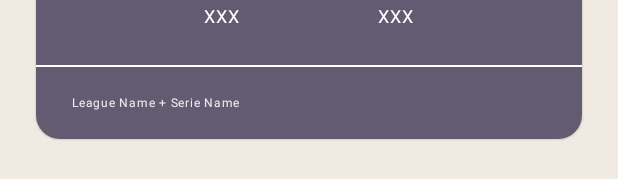
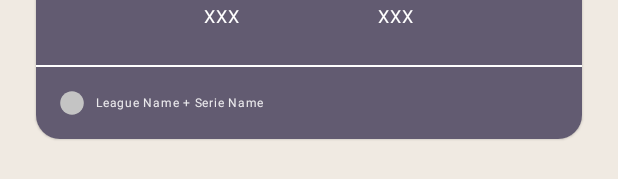
Before and after one commit to rafaelanastacioalves/fuze-code-challenge, an Android app built with Jetpack Compose: the @Preview function MatchItemListPreview, on a phone screen of 412 x 824 dp. Shown: the part 211-390 px from the top of the screen. Run offline under Robolectric (Android 15) with nearby library versions, the phone set to English and light mode, and no system bars; our stand-ins replace Room's generated code; network calls fail; pictures from the network do not load.

Commit message:
feat: add league image

```diff
--- a/app/src/main/java/com/example/rafaelanastacioalves/fuzecodechallenge/ui/matchlisting/MatchItem.kt
+++ b/app/src/main/java/com/example/rafaelanastacioalves/fuzecodechallenge/ui/matchlisting/MatchItem.kt
@@ -24,6 +24,7 @@ import androidx.compose.ui.Modifier
 import androidx.compose.ui.draw.alpha
 import androidx.compose.ui.draw.clip
 import androidx.compose.ui.layout.ContentScale
+import androidx.compose.ui.platform.LocalContext
 import androidx.compose.ui.res.painterResource
 import androidx.compose.ui.res.stringResource
 import androidx.compose.ui.text.font.FontWeight
@@ -32,6 +33,9 @@ import androidx.compose.ui.tooling.preview.Preview
 import androidx.compose.ui.unit.dp
 import androidx.compose.ui.unit.sp
 import coil.compose.AsyncImage
+import coil.request.ImageRequest
+import coil.size.Dimension
+import coil.size.Size
 import com.example.rafaelanastacioalves.fuzecodechallenge.R
 import com.example.rafaelanastacioalves.fuzecodechallenge.domain.entities.League
 import com.example.rafaelanastacioalves.fuzecodechallenge.domain.entities.Match
@@ -93,15 +97,17 @@ fun LeagueAndSerieRepresentation(modifier: Modifier, match: Match) {
 
     val league = match.league.name
     val serie = match.serie.name
-    Row(modifier = modifier, verticalAlignment = Alignment.CenterVertically) {
-        Image(
-            modifier = Modifier
-                .size(16.dp)
-                .clip(CircleShape)
-                .padding(start = 16.dp),
-            painter = painterResource(id = R.mipmap.placeholder),
-            contentScale = ContentScale.Crop,
-            contentDescription = null
+    Row(modifier = modifier.padding(start = 16.dp), verticalAlignment = Alignment.CenterVertically) {
+        AsyncImage(
+            modifier = modifier.size(16.dp),
+            contentScale = ContentScale.Fit,
+            model = ImageRequest.Builder(LocalContext.current)
+                .data(match.league.imageUrl)
+                .crossfade(true)
+                .build(),
+            contentDescription = match.league.slug,
+            placeholder = painterResource(id = R.drawable.team_logo),
+            error = painterResource(id = R.drawable.team_logo)
         )
         Text(
             modifier = modifier.padding(start = 8.dp, bottom = 12.dp, top = 12.dp),
```
